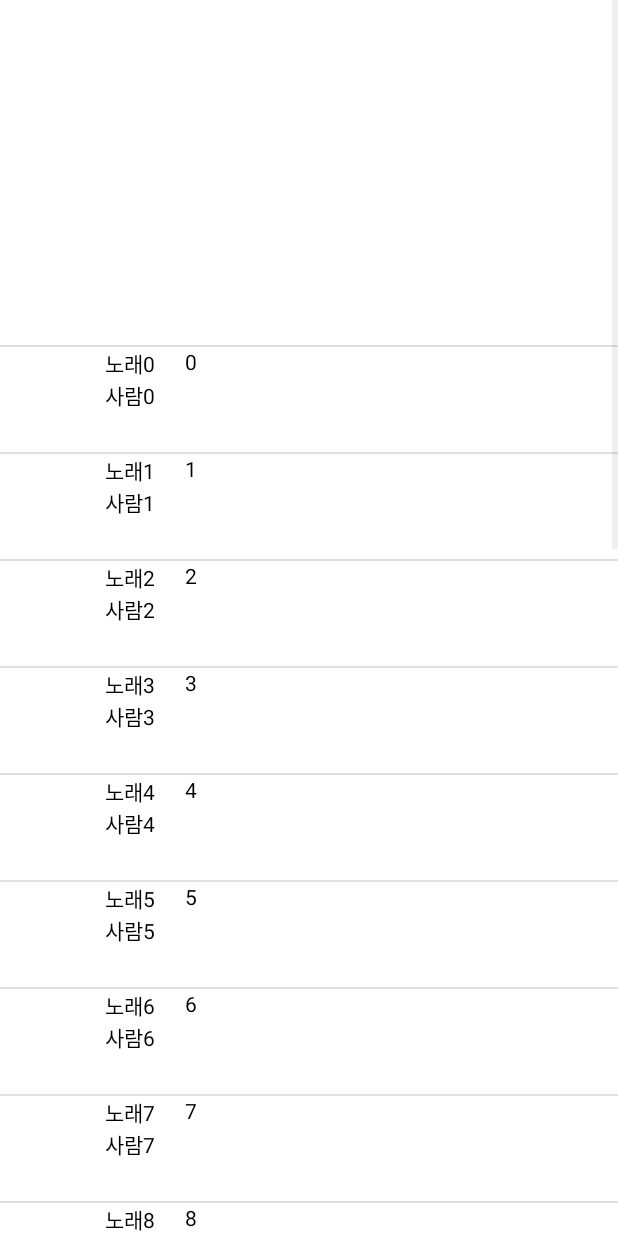
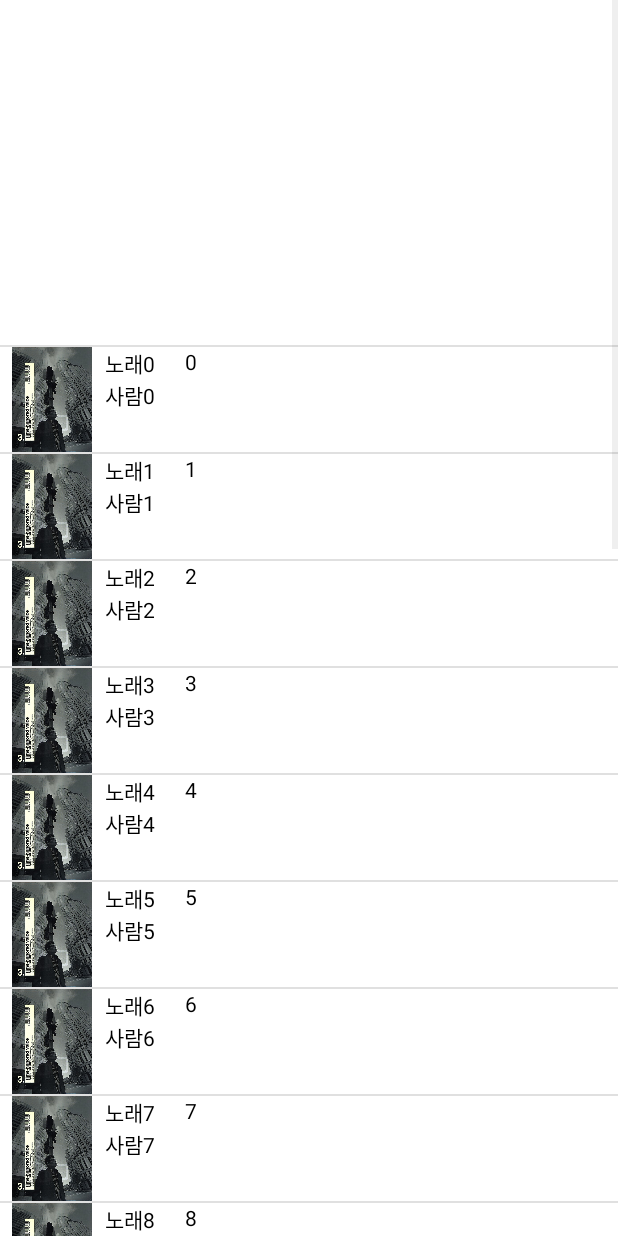
Before and after one commit to JuHyeon-Lee/TipToe, an Android app: the activity_main screen opened directly, with no data from a screen before it, on a phone screen of 412 x 824 dp. Run offline under Robolectric (Android 15) with nearby library versions, the light colour scheme and no system bars; libraries missing offline, so code that uses them is left out: net.daum.mf; 3 statements that could not run were skipped.

Commit message:
노래로 인텐트

```diff
--- a/app/src/main/java/teamnova/myapplication/woongbi/activity_main.java
+++ b/app/src/main/java/teamnova/myapplication/woongbi/activity_main.java
@@ -2,12 +2,14 @@ package teamnova.myapplication.woongbi;
 
 import android.app.Activity;
 import android.content.Context;
+import android.content.Intent;
 import android.os.Bundle;
 import android.util.Log;
 import android.view.LayoutInflater;
 import android.view.View;
 import android.view.ViewGroup;
 import android.widget.AbsListView;
+import android.widget.AdapterView;
 import android.widget.BaseAdapter;
 import android.widget.Button;
 import android.widget.FrameLayout;
@@ -20,9 +22,8 @@ import net.daum.mf.map.api.MapView;
 
 import java.util.ArrayList;
 
+import teamnova.myapplication.MusicMainScreenActivity;
 import teamnova.myapplication.R;
-
-import static android.R.attr.bitmap;
 
 
 public class activity_main extends Activity {
@@ -34,7 +35,7 @@ public class activity_main extends Activity {
     boolean down = true, once = true;
     MapView mapView;
     MapPOIItem marker;
-    ArrayList<Data> data_list;
+    static public ArrayList<Data> data_list;
 
     @Override
     protected void onCreate(Bundle savedInstanceState) {
@@ -53,8 +54,13 @@ public class activity_main extends Activity {
         List_Adapter list_adapter = new List_Adapter(getApplicationContext());
 //        for(int i = 0; i < 30; i++)
 //            arrayList.add("abc"+i);
+
         for(int i = 0; i < 20; i++){
-            Data data = new Data(R.drawable.elbum_ex_002, "노래"+i, "사람"+i, true, i, R.raw.background);
+            boolean alpha = true;
+            if(i > 10)
+                alpha = false;
+
+            Data data = new Data(R.drawable.elbum_ex_002, "노래"+i, "사람"+i, true, i, R.raw.background, alpha);
             data_list.add(data);
         }
 
@@ -71,13 +77,15 @@ public class activity_main extends Activity {
         boolean hart;
         int hartcount;
         int sound;
-        Data(int image, String title, String artist, boolean hart, int hartcount, int sound){
-            this.image = bitmap;
+        boolean alpha;
+        Data(int image, String title, String artist, boolean hart, int hartcount, int sound, boolean alpha){
+            this.image = image;
             this.title = title;
             this.artist = artist;
             this.hart = hart;
             this.hartcount = hartcount;
             this.sound = sound;
+            this.alpha = alpha;
         }
     }
 
@@ -168,6 +176,16 @@ public class activity_main extends Activity {
 
             }
         });
+
+        listView.setOnItemClickListener(new AdapterView.OnItemClickListener() {
+            @Override
+            public void onItemClick(AdapterView<?> adapterView, View view, int i, long l) {
+                Intent intent = new Intent(getApplicationContext(), MusicMainScreenActivity.class);
+                Log.d("main_position", ""+(i-1));
+                intent.putExtra("position",i-1);
+                startActivity(intent);
+            }
+        });
     }
 
     public static float clamp(float value, float max, float min) {
--- a/app/src/main/res/layout/woongbi_activity_main_item.xml
+++ b/app/src/main/res/layout/woongbi_activity_main_item.xml
@@ -7,7 +7,7 @@
     <ImageView
         android:layout_width="70dp"
         android:layout_height="70dp"
-        android:scaleType="fitCenter"
+        android:scaleType="centerInside"
         android:id="@+id/image_I"/>
 
     <LinearLayout
```
